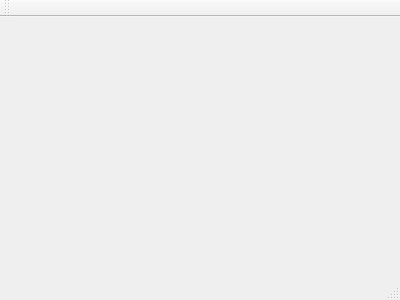
Qt form mainwindow.ui (hexagonforce/dos2unix-gui) before a commit.
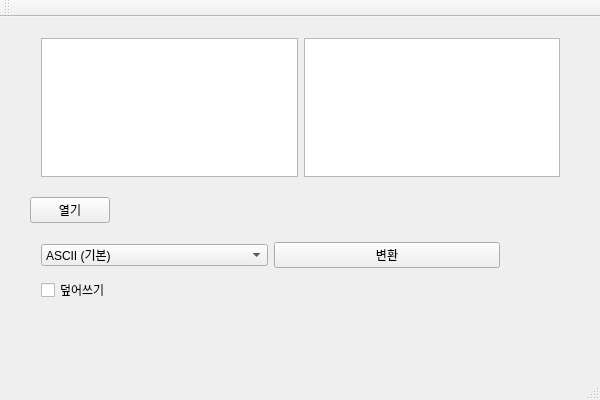
The same form after that commit.

Patch:
```diff
--- a/mainwindow.ui
+++ b/mainwindow.ui
@@ -6,14 +6,105 @@
    <rect>
     <x>0</x>
     <y>0</y>
-    <width>400</width>
-    <height>300</height>
+    <width>600</width>
+    <height>400</height>
    </rect>
   </property>
   <property name="windowTitle">
    <string>dos2unix</string>
   </property>
-  <widget class="QWidget" name="centralWidget"/>
+  <widget class="QWidget" name="centralWidget">
+   <widget class="QWidget" name="horizontalLayoutWidget">
+    <property name="geometry">
+     <rect>
+      <x>30</x>
+      <y>10</y>
+      <width>541</width>
+      <height>161</height>
+     </rect>
+    </property>
+    <layout class="QHBoxLayout" name="horizontalLayout">
+     <item>
+      <widget class="QListView" name="listView_2"/>
+     </item>
+     <item>
+      <widget class="QListView" name="listView"/>
+     </item>
+    </layout>
+   </widget>
+   <widget class="QWidget" name="gridLayoutWidget">
+    <property name="geometry">
+     <rect>
+      <x>30</x>
+      <y>210</y>
+      <width>481</width>
+      <height>91</height>
+     </rect>
+    </property>
+    <layout class="QGridLayout" name="gridLayout">
+     <property name="spacing">
+      <number>6</number>
+     </property>
+     <item row="0" column="1">
+      <widget class="QPushButton" name="pushButton_2">
+       <property name="text">
+        <string>변환</string>
+       </property>
+      </widget>
+     </item>
+     <item row="0" column="0">
+      <widget class="QComboBox" name="comboBox">
+       <item>
+        <property name="text">
+         <string>ASCII (기본)</string>
+        </property>
+       </item>
+       <item>
+        <property name="text">
+         <string>7bit</string>
+        </property>
+       </item>
+       <item>
+        <property name="text">
+         <string>ISO</string>
+        </property>
+       </item>
+       <item>
+        <property name="text">
+         <string>Mac</string>
+        </property>
+       </item>
+      </widget>
+     </item>
+     <item row="1" column="0">
+      <widget class="QCheckBox" name="checkBox">
+       <property name="text">
+        <string>덮어쓰기</string>
+       </property>
+      </widget>
+     </item>
+    </layout>
+   </widget>
+   <widget class="QPushButton" name="pushButton">
+    <property name="geometry">
+     <rect>
+      <x>30</x>
+      <y>180</y>
+      <width>80</width>
+      <height>26</height>
+     </rect>
+    </property>
+    <property name="text">
+     <string>열기</string>
+    </property>
+    <property name="shortcut">
+     <string>Ctrl+O</string>
+    </property>
+    <property name="default">
+     <bool>false</bool>
+    </property>
+   </widget>
+  </widget>
   <widget class="QMenuBar" name="menuBar">
    <property name="geometry">
     <rect>
```
Left out of the diff: 2 changed lines with no effect on the pictures.
